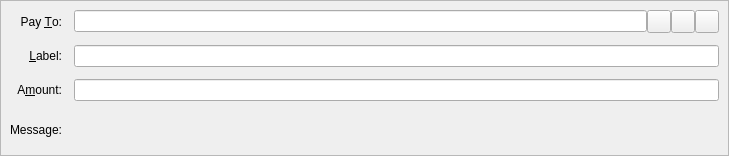
pedrorv0106/DAPS, file src/qt/forms/sendcoinsentry.ui: the form before one commit.
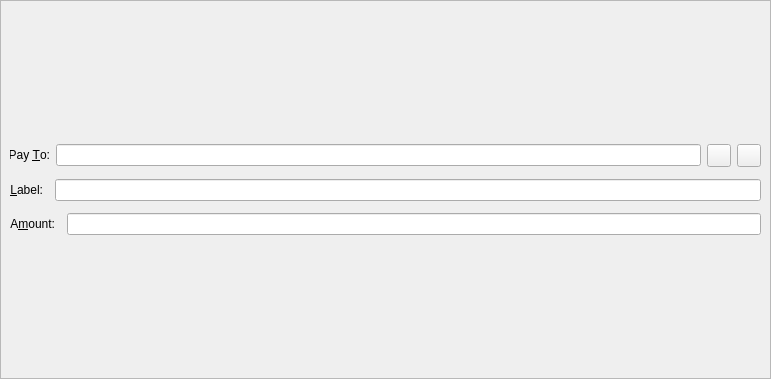
The form after the commit. Icons and pictures are not drawn. Custom widgets are drawn as their Qt base class.

Commit message: daps-302 layout updates from ux design

```diff
--- a/src/qt/forms/sendcoinsentry.ui
+++ b/src/qt/forms/sendcoinsentry.ui
@@ -6,8 +6,8 @@
    <rect>
     <x>0</x>
     <y>0</y>
-    <width>729</width>
-    <height>156</height>
+    <width>771</width>
+    <height>379</height>
    </rect>
   </property>
   <property name="focusPolicy">
@@ -17,6 +17,12 @@
    <bool>false</bool>
   </property>
   <widget class="QFrame" name="SendCoins">
+   <property name="sizePolicy">
+    <sizepolicy hsizetype="Preferred" vsizetype="MinimumExpanding">
+     <horstretch>0</horstretch>
+     <verstretch>0</verstretch>
+    </sizepolicy>
+   </property>
    <property name="toolTip">
     <string>This is a normal payment.</string>
    </property>
@@ -30,8 +36,21 @@
     <property name="spacing">
      <number>12</number>
     </property>
-    <item row="0" column="0">
+    <item row="4" column="0" colspan="2">
+     <layout class="QVBoxLayout" name="verticalLayout_4">
+      <item>
+       <layout class="QHBoxLayout" name="horizontalLayout_16">
+        <property name="spacing">
+         <number>6</number>
+        </property>
+        <item>
      <widget class="QLabel" name="payToLabel">
+          <property name="sizePolicy">
+           <sizepolicy hsizetype="Preferred" vsizetype="Fixed">
+            <horstretch>0</horstretch>
+            <verstretch>0</verstretch>
+           </sizepolicy>
+          </property>
       <property name="text">
        <string>Pay &amp;To:</string>
       </property>
@@ -43,16 +62,17 @@
       </property>
      </widget>
     </item>
-    <item row="0" column="1">
-     <layout class="QHBoxLayout" name="payToLayout">
-      <property name="spacing">
-       <number>0</number>
-      </property>
       <item>
        <widget class="QValidatedLineEdit" name="payTo">
         <property name="toolTip">
          <string>The DAPScoin address to send the payment to</string>
         </property>
+          <property name="inputMask">
+           <string/>
+          </property>
+          <property name="text">
+           <string/>
+          </property>
        </widget>
       </item>
       <item>
@@ -72,23 +92,6 @@
         </property>
        </widget>
       </item>
-      <item>
-       <widget class="QToolButton" name="pasteButton">
-        <property name="toolTip">
-         <string>Paste address from clipboard</string>
-        </property>
-        <property name="text">
-         <string/>
-        </property>
-        <property name="icon">
-         <iconset resource="../dapscoin.qrc">
-          <normaloff>:/icons/editpaste</normaloff>:/icons/editpaste</iconset>
-        </property>
-        <property name="shortcut">
-         <string>Alt+P</string>
-        </property>
-       </widget>
-      </item>
       <item>
        <widget class="QToolButton" name="deleteButton">
         <property name="toolTip">
@@ -105,8 +108,16 @@
       </item>
      </layout>
     </item>
-    <item row="1" column="0">
+      <item>
+       <layout class="QHBoxLayout" name="horizontalLayout_15">
+        <item>
      <widget class="QLabel" name="labelLabel">
+          <property name="sizePolicy">
+           <sizepolicy hsizetype="Fixed" vsizetype="Fixed">
+            <horstretch>0</horstretch>
+            <verstretch>0</verstretch>
+           </sizepolicy>
+          </property>
       <property name="text">
        <string>&amp;Label:</string>
       </property>
@@ -118,15 +129,25 @@
       </property>
      </widget>
     </item>
-    <item row="1" column="1">
+        <item>
      <widget class="QLineEdit" name="addAsLabel">
       <property name="toolTip">
        <string>Enter a label for this address to add it to the list of used addresses</string>
       </property>
      </widget>
     </item>
-    <item row="2" column="0">
+       </layout>
+      </item>
+      <item>
+       <layout class="QHBoxLayout" name="horizontalLayout_13">
+        <item>
      <widget class="QLabel" name="amountLabel">
+          <property name="sizePolicy">
+           <sizepolicy hsizetype="Fixed" vsizetype="Fixed">
+            <horstretch>0</horstretch>
+            <verstretch>0</verstretch>
+           </sizepolicy>
+          </property>
       <property name="text">
        <string>A&amp;mount:</string>
       </property>
@@ -138,28 +159,12 @@
       </property>
      </widget>
     </item>
-    <item row="2" column="1">
+        <item>
      <widget class="BitcoinAmountField" name="payAmount"/>
     </item>
-    <item row="3" column="0">
-     <widget class="QLabel" name="messageLabel">
-      <property name="text">
-       <string>Message:</string>
-      </property>
-      <property name="alignment">
-       <set>Qt::AlignRight|Qt::AlignTrailing|Qt::AlignVCenter</set>
-      </property>
-     </widget>
-    </item>
-    <item row="3" column="1">
-     <widget class="QLabel" name="messageTextLabel">
-      <property name="toolTip">
-       <string>A message that was attached to the DAPScoin: URI which will be stored with the transaction for your reference. Note: This message will not be sent over the DAPScoin network.</string>
-      </property>
-      <property name="textFormat">
-       <enum>Qt::PlainText</enum>
-      </property>
-     </widget>
+       </layout>
+      </item>
+     </layout>
     </item>
    </layout>
   </widget>
```
Left out of the diff: 22 changed lines with no effect on the pictures. Lines whose indentation alone changed are shown as unchanged. The commit also changes 5 other files.
